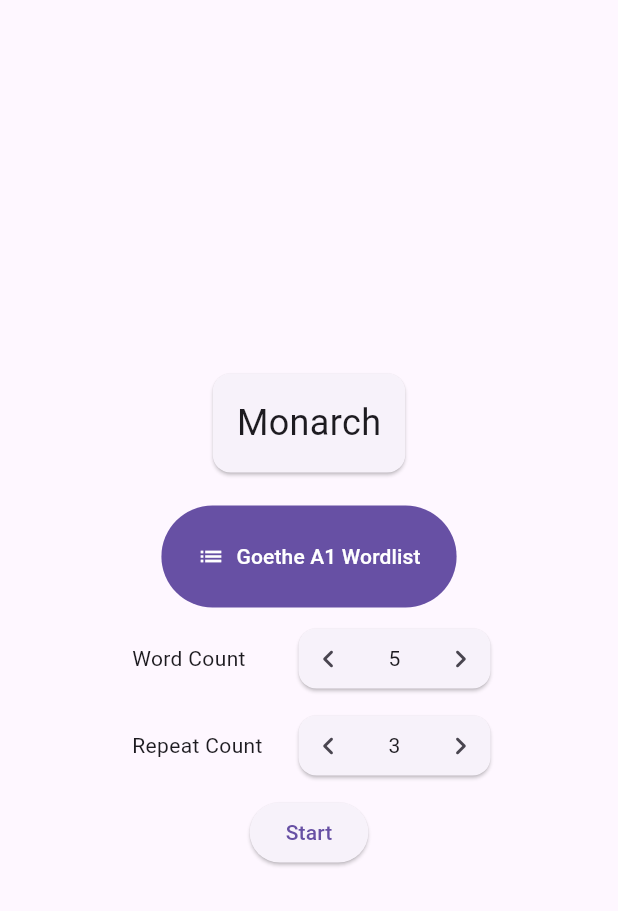
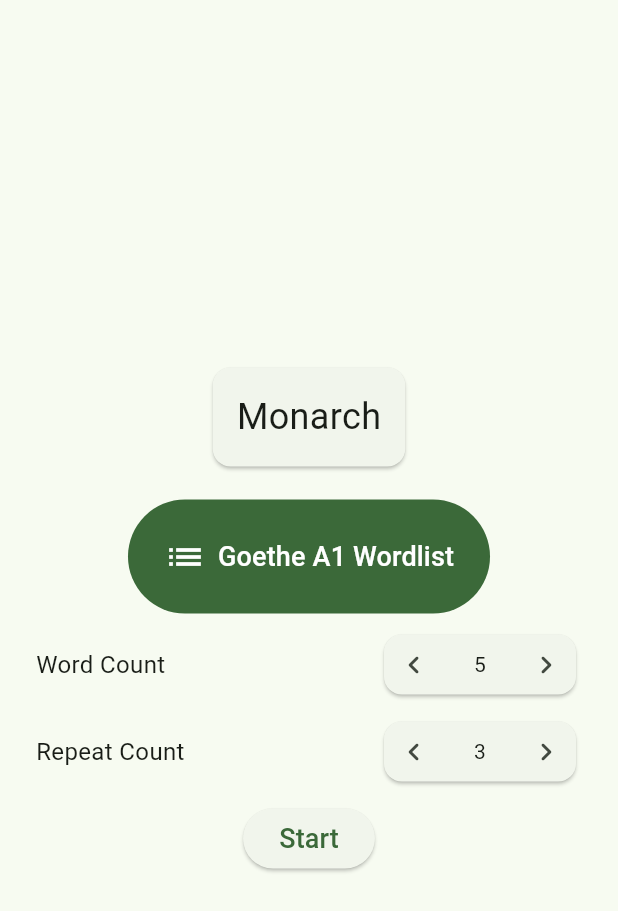
Before and after one commit to ahsan2649/monarch, a Flutter app: the screen it shows after launch, on a phone screen of 412 x 824 dp. Shown: the top 911 px of the screen. Run offline on Flutter 3.47's test engine with Material 3 defaults, Android fonts, the phone set to English and light mode, and no system bars.

Commit message:
Size adjustments

```diff
--- a/lib/main.dart
+++ b/lib/main.dart
@@ -12,8 +12,9 @@ class MainApp extends StatelessWidget {
   Widget build(BuildContext context) {
     return MaterialApp(
       home: StartScreen(),
-      darkTheme: ThemeData.dark(),
-      themeMode: ThemeMode.light,
+      darkTheme: ThemeData.from(colorScheme: ColorScheme.fromSeed(seedColor: Colors.green, brightness: Brightness.dark)),
+      theme: ThemeData.from(colorScheme: ColorScheme.fromSeed(seedColor: Colors.green, brightness: Brightness.light)),
+      themeMode: ThemeMode.system,
     );
   }
 }
--- a/lib/screens/start_screen.dart
+++ b/lib/screens/start_screen.dart
@@ -55,7 +55,9 @@
             children: [
               TitleCard(),
               SizedBox(
-                width: 250,
+                width: 560,
+                child: Padding(
+                  padding: EdgeInsets.symmetric(vertical: 0, horizontal: 24),
                   child: Column(
                     spacing: 10,
                     children: [
@@ -87,9 +89,10 @@
                             ),
                           );
                         },
-                      child: Text("Start"),
+                        child: Text("Start", style: TextStyle(fontSize: 18)),
                       ),
                     ],
+                  ),
                 ),
               ),
             ],
--- a/lib/widgets/start_screen/horizontal_counter.dart
+++ b/lib/widgets/start_screen/horizontal_counter.dart
@@ -19,8 +19,9 @@ class HorizontalCounter extends StatelessWidget {
     return Row(
       mainAxisSize: MainAxisSize.max,
       mainAxisAlignment: MainAxisAlignment.spaceBetween,
+      spacing: 16,
       children: [
-        Padding(padding: EdgeInsets.all(7.0), child: Text(text)),
+        Text(text, style: TextStyle(fontSize: 16),),
         Card(
           child: Row(
             mainAxisSize: MainAxisSize.min,
@@ -32,7 +33,7 @@ class HorizontalCounter extends StatelessWidget {
                 onPressed: onDecrement,
                 icon: const Icon(Icons.chevron_left_rounded),
               ),
-              SizedBox(width: 28, child: Center(child: Text("$count"))),
+              SizedBox(width: 28, child: Center(child: Text("$count", style: TextStyle(fontSize: 14)))),
               IconButton(
                 visualDensity: VisualDensity.compact,
                 onPressed: onIncrement,
--- a/lib/widgets/start_screen/wordlist_selector.dart
+++ b/lib/widgets/start_screen/wordlist_selector.dart
@@ -15,8 +15,8 @@ class WordlistSelector extends StatelessWidget {
     return FilledButton.icon(
       style: FilledButton.styleFrom(padding: EdgeInsets.all(24)),
       onPressed: onPressed,
-      icon: Icon(Icons.list),
-      label: Text(selectedWordlist),
+      icon: Icon(Icons.list, size: 28,),
+      label: Text(selectedWordlist, style: TextStyle(fontSize: 18),),
       iconAlignment: IconAlignment.start,
     );
   }
```
Lines whose indentation alone changed are shown as unchanged.
